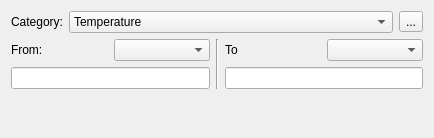
Old version of the form UnitConvertor/convertor.ui in the repository Rolisteam/rolisteam.
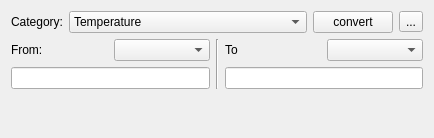
New version of the form.

Commit message: -fix the unit converter.

The edit to the form file:
```diff
--- a/UnitConvertor/convertor.ui
+++ b/UnitConvertor/convertor.ui
@@ -15,7 +15,7 @@
   </property>
   <layout class="QVBoxLayout" name="verticalLayout_3">
    <item>
-    <layout class="QHBoxLayout" name="horizontalLayout_3" stretch="0,10,0">
+    <layout class="QHBoxLayout" name="horizontalLayout_3" stretch="0,10,0,0">
      <item>
       <widget class="QLabel" name="label">
        <property name="text">
@@ -52,6 +52,13 @@
        </item>
       </widget>
      </item>
+     <item>
+      <widget class="QPushButton" name="m_convert">
+       <property name="text">
+        <string>convert</string>
+       </property>
+      </widget>
+     </item>
      <item>
       <widget class="QToolButton" name="m_reverse">
        <property name="text">
```
The commit also changes 1 other file.
